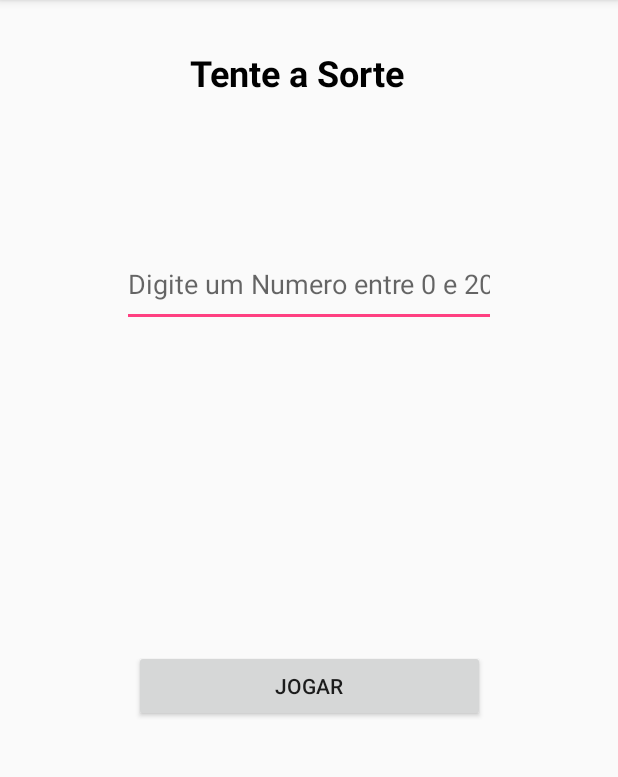
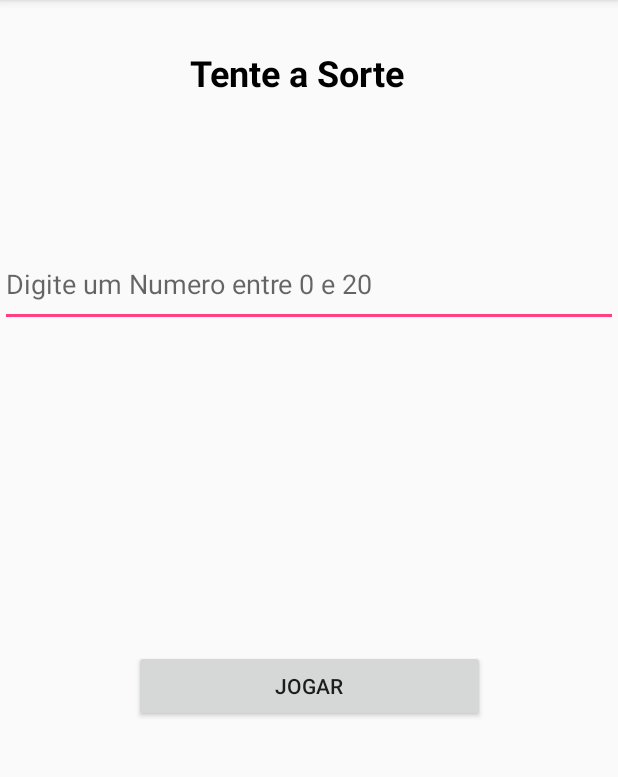
Before and after one commit to gilbercs/quizSorte, an Android app: the screen it shows after launch (MainActivity), on a phone screen of 412 x 824 dp, the part 84-861 px from its top. Run offline under Robolectric (Android 15) with nearby library versions, the phone set to English and light mode, and no system bars.

Commit message:
Arquivo app numero sorte

```diff
--- a/app/src/main/res/layout/activity_main.xml
+++ b/app/src/main/res/layout/activity_main.xml
@@ -25,26 +25,22 @@
 
     <EditText
         android:id="@+id/idNum"
-        android:layout_width="249dp"
+        android:layout_width="0dp"
         android:layout_height="57dp"
-        android:layout_marginStart="8dp"
-        android:layout_marginEnd="8dp"
         android:ems="10"
         android:hint="@string/str_entre"
+        android:importantForAutofill="no"
         android:inputType="textPersonName"
         app:layout_constraintBottom_toTopOf="@+id/idTxSorte"
         app:layout_constraintEnd_toEndOf="parent"
         app:layout_constraintHorizontal_bias="0.5"
         app:layout_constraintStart_toStartOf="parent"
-        app:layout_constraintTop_toBottomOf="@+id/textView2"
-        android:importantForAutofill="no" />
+        app:layout_constraintTop_toBottomOf="@+id/textView2" />
 
     <TextView
         android:id="@+id/idTxSorte"
-        android:layout_width="251sp"
+        android:layout_width="0dp"
         android:layout_height="41sp"
-        android:layout_marginStart="8dp"
-        android:layout_marginEnd="8dp"
         app:layout_constraintBottom_toTopOf="@+id/idBtnJogar"
         app:layout_constraintEnd_toEndOf="parent"
         app:layout_constraintHorizontal_bias="0.5"
@@ -55,8 +51,6 @@
         android:id="@+id/idBtnJogar"
         android:layout_width="234dp"
         android:layout_height="48dp"
-        android:layout_marginStart="8dp"
-        android:layout_marginEnd="8dp"
         android:layout_marginBottom="200dp"
         android:text="@string/btn_jogar"
         app:layout_constraintBottom_toBottomOf="parent"
--- a/build.gradle
+++ b/build.gradle
@@ -7,7 +7,7 @@ buildscript {
         jcenter()
     }
     dependencies {
-        classpath 'com.android.tools.build:gradle:3.1.3'
+        classpath 'com.android.tools.build:gradle:4.1.3'
 
 
         // NOTE: Do not place your application dependencies here; they belong
```
Also changed, not shown: gradle/wrapper/gradle-wrapper.properties.
